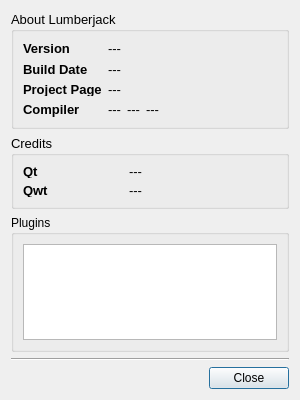
First picture: the form in ui/about_dialog.ui, repository SchrodingersGat/lumberjack, before the edit.
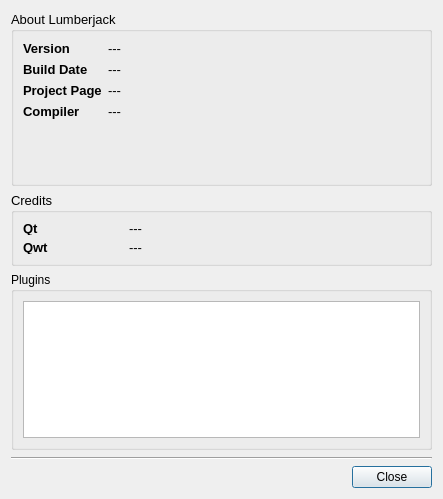
Second picture: the form after the edit. Icons and pictures are not drawn.

The edit to the form file:
```diff
--- a/ui/about_dialog.ui
+++ b/ui/about_dialog.ui
@@ -6,13 +6,13 @@
    <rect>
     <x>0</x>
     <y>0</y>
-    <width>300</width>
-    <height>400</height>
+    <width>443</width>
+    <height>499</height>
    </rect>
   </property>
   <property name="minimumSize">
    <size>
-    <width>300</width>
+    <width>400</width>
     <height>400</height>
    </size>
   </property>
@@ -125,8 +125,8 @@
     <widget class="QGroupBox" name="about">
      <property name="minimumSize">
       <size>
-       <width>0</width>
-       <height>118</height>
+       <width>150</width>
+       <height>175</height>
       </size>
      </property>
      <property name="font">
@@ -138,49 +138,16 @@
       <string>About Lumberjack</string>
      </property>
      <layout class="QGridLayout" name="gridLayout_2">
-      <item row="6" column="0">
-       <widget class="QLabel" name="label_4">
-        <property name="font">
-         <font>
-          <pointsize>10</pointsize>
-          <weight>75</weight>
-          <bold>true</bold>
-         </font>
-        </property>
+      <item row="1" column="3">
+       <layout class="QGridLayout" name="gridLayout_5">
+        <item row="0" column="1">
+         <widget class="QLabel" name="softwareVersion">
         <property name="text">
-         <string>Compiler</string>
+           <string>---</string>
         </property>
        </widget>
       </item>
-      <item row="5" column="0">
-       <widget class="QLabel" name="label_3">
-        <property name="font">
-         <font>
-          <pointsize>10</pointsize>
-          <weight>75</weight>
-          <bold>true</bold>
-         </font>
-        </property>
-        <property name="text">
-         <string>Project Page</string>
-        </property>
-       </widget>
-      </item>
-      <item row="0" column="0">
-       <widget class="QLabel" name="label">
-        <property name="font">
-         <font>
-          <pointsize>10</pointsize>
-          <weight>75</weight>
-          <bold>true</bold>
-         </font>
-        </property>
-        <property name="text">
-         <string>Version</string>
-        </property>
-       </widget>
-      </item>
-      <item row="3" column="0">
+        <item row="1" column="0">
        <widget class="QLabel" name="label_2">
         <property name="font">
          <font>
@@ -194,42 +161,83 @@
         </property>
        </widget>
       </item>
-      <item row="6" column="1">
+        <item row="1" column="1">
+         <widget class="QLabel" name="buildDate">
+          <property name="text">
+           <string>---</string>
+          </property>
+         </widget>
+        </item>
+        <item row="2" column="0">
+         <widget class="QLabel" name="label_3">
+          <property name="font">
+           <font>
+            <pointsize>10</pointsize>
+            <weight>75</weight>
+            <bold>true</bold>
+           </font>
+          </property>
+          <property name="text">
+           <string>Project Page</string>
+          </property>
+         </widget>
+        </item>
+        <item row="3" column="1">
        <widget class="QLabel" name="compiler">
         <property name="text">
          <string>---</string>
         </property>
        </widget>
       </item>
-      <item row="0" column="1" colspan="4">
-       <widget class="QLabel" name="softwareVersion">
-        <property name="text">
-         <string>---</string>
-        </property>
-       </widget>
-      </item>
-      <item row="5" column="1" colspan="4">
+        <item row="2" column="1">
        <widget class="QLabel" name="projectLInk">
         <property name="text">
          <string>---</string>
         </property>
        </widget>
       </item>
-      <item row="3" column="1" colspan="4">
-       <widget class="QLabel" name="buildDate">
+        <item row="3" column="0">
+         <widget class="QLabel" name="label_4">
+          <property name="font">
+           <font>
+            <pointsize>10</pointsize>
+            <weight>75</weight>
+            <bold>true</bold>
+           </font>
+          </property>
         <property name="text">
-         <string>---</string>
+           <string>Compiler</string>
         </property>
        </widget>
       </item>
-      <item row="6" column="3">
-       <widget class="QLabel" name="architecture">
+        <item row="0" column="0">
+         <widget class="QLabel" name="label">
+          <property name="font">
+           <font>
+            <pointsize>10</pointsize>
+            <weight>75</weight>
+            <bold>true</bold>
+           </font>
+          </property>
         <property name="text">
-         <string>---</string>
+           <string>Version</string>
         </property>
        </widget>
       </item>
-      <item row="6" column="4">
+        <item row="4" column="0">
+         <spacer name="verticalSpacer_2">
+          <property name="orientation">
+           <enum>Qt::Vertical</enum>
+          </property>
+          <property name="sizeHint" stdset="0">
+           <size>
+            <width>20</width>
+            <height>40</height>
+           </size>
+          </property>
+         </spacer>
+        </item>
+        <item row="4" column="1">
        <spacer name="horizontalSpacer_2">
         <property name="orientation">
          <enum>Qt::Horizontal</enum>
@@ -242,10 +250,30 @@
         </property>
        </spacer>
       </item>
-      <item row="6" column="2">
-       <widget class="QLabel" name="compilerVersion">
+       </layout>
+      </item>
+      <item row="1" column="5" rowspan="2">
+       <widget class="QLabel" name="label_7">
+        <property name="minimumSize">
+         <size>
+          <width>128</width>
+          <height>128</height>
+         </size>
+        </property>
+        <property name="maximumSize">
+         <size>
+          <width>128</width>
+          <height>128</height>
+         </size>
+        </property>
         <property name="text">
-         <string>---</string>
+         <string/>
+        </property>
+        <property name="pixmap">
+         <pixmap resource="../resources.qrc">:/logo/lumberjack.svg</pixmap>
+        </property>
+        <property name="scaledContents">
+         <bool>true</bool>
         </property>
        </widget>
       </item>
```
Left out of the diff: 4 changed lines with no effect on the pictures. Lines whose indentation alone changed are shown as unchanged.
